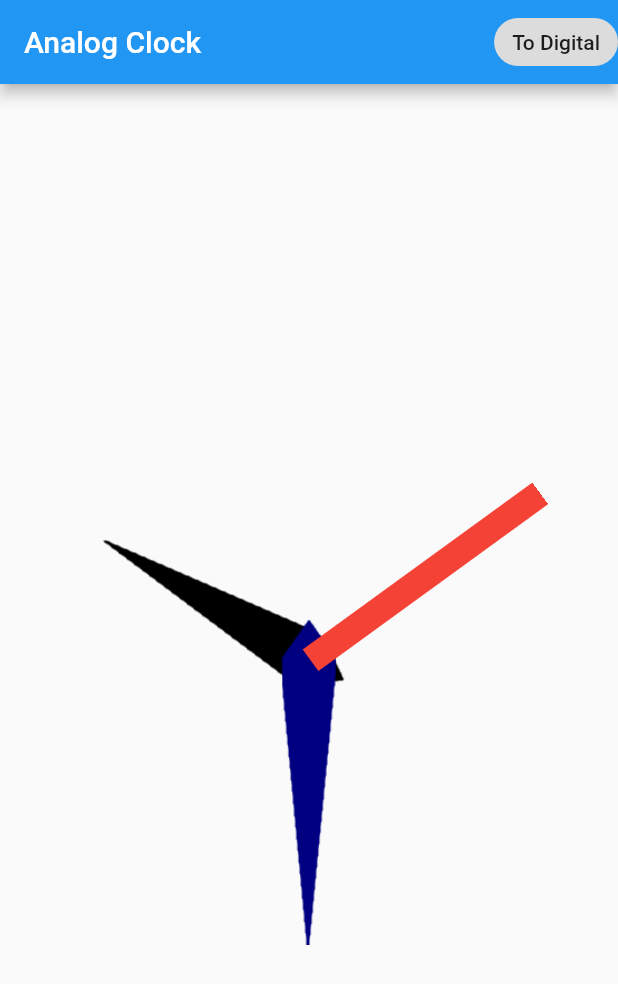
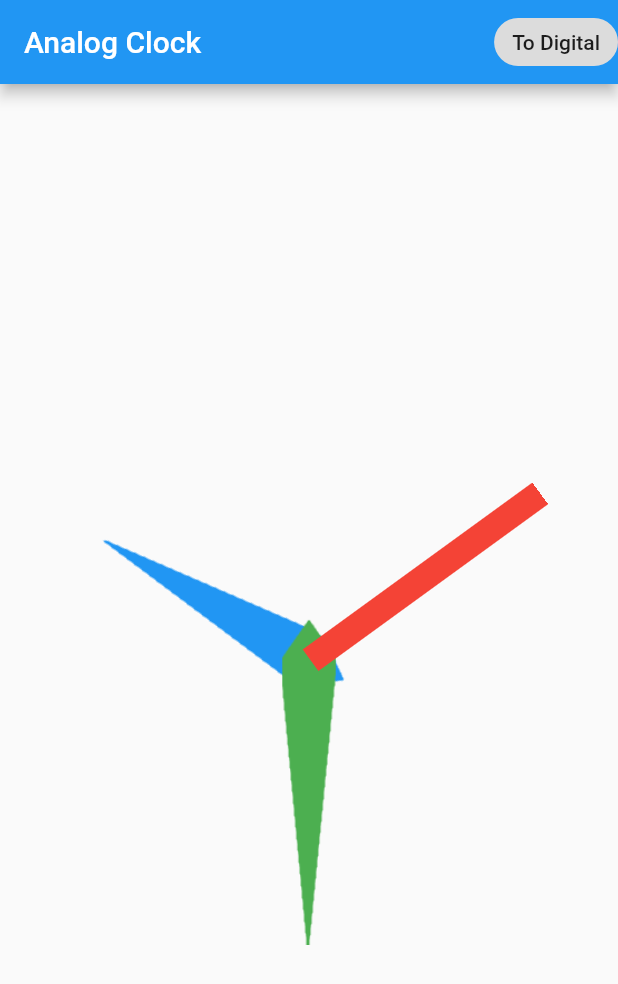
Before and after one commit to PGScully/flutter_clock, a Flutter app: the screen it shows after launch, after a tap on "To Analog", on a phone screen of 412 x 824 dp. Shown: the top 984 px of the screen. Run offline on Flutter 3.47's test engine with Material 2 defaults, Android fonts, the phone set to English and light mode, and no system bars; our stand-ins replace auto_size_text.

```diff
--- a/lib/clock_face.dart
+++ b/lib/clock_face.dart
@@ -44,6 +44,29 @@ class _ClockFaceState extends State<ClockFace> {
       widget.analog ? AnalogClockFace(timestamp: time) : DigitalClockFace(timestamp: time);
 }
 
+// Only load these once
+late final hourHand = Image.asset(
+  'assets/images/hour.png',
+  fit: BoxFit.contain,
+  color: Colors.blue,
+  colorBlendMode: BlendMode.srcIn,
+  semanticLabel: 'Hour Hand',
+);
+late final minuteHand = Image.asset(
+  'assets/images/minute.png',
+  fit: BoxFit.contain,
+  color: Colors.green,
+  colorBlendMode: BlendMode.srcIn,
+  semanticLabel: 'Minute Hand',
+);
+late final secondHand = Image.asset(
+  'assets/images/second.png',
+  fit: BoxFit.contain,
+  color: Colors.red,
+  colorBlendMode: BlendMode.srcIn,
+  semanticLabel: 'Second Hand',
+);
+
 class AnalogClockFace extends StatelessWidget {
   final DateTime timestamp;
 
@@ -67,32 +90,17 @@ class AnalogClockFace extends StatelessWidget {
             // Hour Hand
             Transform.rotate(
               angle: hoursToRadians(hours),
-              child: Image.asset(
-                'assets/images/hour.png',
-                fit: BoxFit.contain,
-                color: Theme.of(context).colorScheme.onSurface,
-                colorBlendMode: BlendMode.srcIn,
-              ),
+              child: hourHand,
             ),
             // Minute Hand
             Transform.rotate(
               angle: minutesSecondsToRadians(minutes),
-              child: Image.asset(
-                'assets/images/minute.png',
-                fit: BoxFit.contain,
-                color: Theme.of(context).colorScheme.onSurface.withBlue(128),
-                colorBlendMode: BlendMode.srcIn,
-              ),
+              child: minuteHand,
             ),
             // Second Hand
             Transform.rotate(
               angle: minutesSecondsToRadians(seconds),
-              child: Image.asset(
-                'assets/images/second.png',
-                fit: BoxFit.contain,
-                color: Colors.red,
-                colorBlendMode: BlendMode.srcIn,
-              ),
+              child: secondHand,
             ),
           ],
         ),
```
Also changed, not shown: 1 other file.
